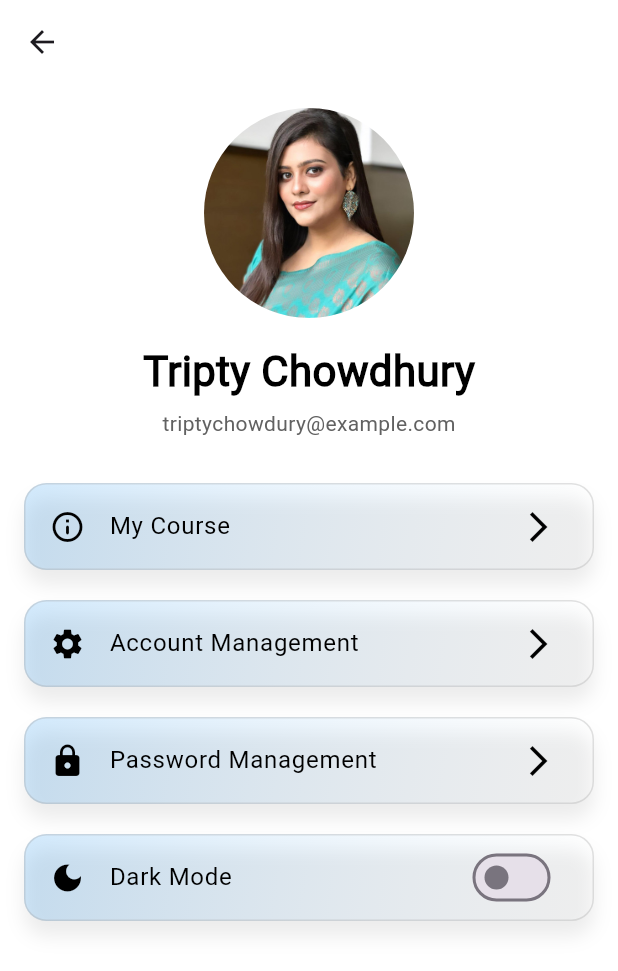
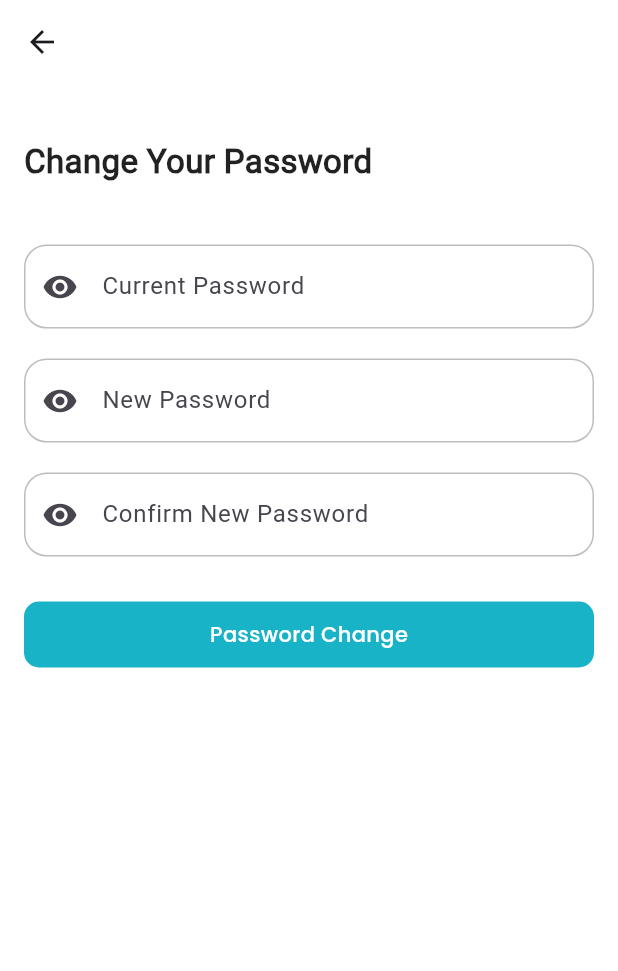
Before and after one commit to alazad214/learning_management, a Flutter app: the ProfileScreen screen opened directly, after a tap on "Password Management", on a phone screen of 412 x 824 dp. Shown: the top 971 px of the screen. Run offline on Flutter 3.47's test engine with Material 3 defaults, Android fonts, the phone set to English and light mode, and no system bars; our stand-ins replace another_carousel_pro, chewie, connectivity_plus, flutter_rating_bar, fluttertoast, get and 6 more; accounts and stored records are empty.

Commit message:
password management screen added and others code modified

```diff
--- a/lib/utils/app_config.dart
+++ b/lib/utils/app_config.dart
@@ -1,4 +1,5 @@
 class AppConfig {
   ///APP NAME
   static const String name = "Shikhoniq";
+  static const String appImage = 'assets/logo/tripti.jpg';
 }
--- a/lib/views/course/widgets/live_course_card.dart
+++ b/lib/views/course/widgets/live_course_card.dart
@@ -4,8 +4,6 @@ import 'package:get/get.dart';
 import '../views/live_course_details.dart';
 import 'course_card.dart';
 import 'course_utils.dart';
-
-
 
 class LiveCourseCard extends StatelessWidget {
   const LiveCourseCard({
--- /dev/null
+++ b/lib/views/profile/views/password_management_screen.dart
@@ -0,0 +1,127 @@
+import 'package:flutter/material.dart';
+import 'package:get/get.dart';
+
+import '../../../widgets/app_button.dart';
+import '../widgets/build_textfield.dart';
+
+class PasswordManagementScreen extends StatelessWidget {
+  final TextEditingController currentPasswordController =
+      TextEditingController();
+  final TextEditingController newPasswordController = TextEditingController();
+  final TextEditingController confirmPasswordController =
+      TextEditingController();
+
+  @override
+  Widget build(BuildContext context) {
+    return Scaffold(
+      appBar: AppBar(
+        backgroundColor: Colors.transparent,
+      ),
+      backgroundColor: Colors.white,
+      body: Padding(
+        padding: const EdgeInsets.all(16.0),
+        child: SingleChildScrollView(
+          child: Column(
+            crossAxisAlignment: CrossAxisAlignment.start,
+            children: [
+              SizedBox(height: 20),
+              Text(
+                'Change Your Password',
+                style: TextStyle(
+                  fontSize: 22,
+                  fontWeight: FontWeight.bold,
+                  color: Colors.black87,
+                ),
+              ),
+              SizedBox(height: 20),
+
+              SizedBox(height: 20),
+              // Email Field
+              buildTextField(
+                hintText: 'Current Password',
+                prefixIcon: Icon(Icons.remove_red_eye),
+                initialValue: '',
+                onChanged: (String) {},
+              ),
+              SizedBox(height: 20),
+              // Phone Field
+              buildTextField(
+                hintText: 'New Password',
+                prefixIcon: Icon(Icons.remove_red_eye),
+                initialValue: '',
+                onChanged: (String) {},
+              ),
+              SizedBox(height: 20),
+              // Bio Field
+              buildTextField(
+                hintText: 'Confirm New Password',
+                prefixIcon: Icon(Icons.remove_red_eye),
+                initialValue: '',
+                onChanged: (String) {},
+              ),
+              SizedBox(height: 30),
+              AppButton(
+                text: 'Password Change',
+                onTap: () {
+                  Get.back();
+                },
+              ),
+            ],
+          ),
+        ),
+      ),
+    );
+  }
+
+  Widget _buildTextField({
+    required String label,
+    required TextEditingController controller,
+    bool obscureText = false,
+  }) {
+    return TextField(
+      controller: controller,
+      obscureText: obscureText,
+      decoration: InputDecoration(
+        labelText: label,
+        labelStyle: TextStyle(color: Colors.grey[800]),
+        filled: true,
+        fillColor: Colors.white.withOpacity(0.5),
+        enabledBorder: OutlineInputBorder(
+          borderRadius: BorderRadius.circular(15),
+          borderSide: BorderSide(color: Colors.black.withOpacity(0.2)),
+        ),
+        focusedBorder: OutlineInputBorder(
+          borderRadius: BorderRadius.circular(15),
+          borderSide: BorderSide(color: Colors.blueAccent, width: 2),
+        ),
+      ),
+      style: TextStyle(color: Colors.black),
+    );
+  }
+
+  void _handlePasswordChange() {
+    // Handle password change logic here
+    // For example, validate the passwords and then perform the change
+    String currentPassword = currentPasswordController.text;
+    String newPassword = newPasswordController.text;
+    String confirmPassword = confirmPasswordController.text;
+
+    if (newPassword == confirmPassword) {
+      // Proceed with the password change
+      Get.snackbar(
+        'Success',
+        'Your password has been changed successfully!',
+        backgroundColor: Colors.green,
+        colorText: Colors.white,
+      );
+    } else {
+      // Show an error if passwords don't match
+      Get.snackbar(
+        'Error',
+        'New passwords do not match.',
+        backgroundColor: Colors.red,
+        colorText: Colors.white,
+      );
+    }
+  }
+}
--- a/lib/views/profile/views/profile_screen.dart
+++ b/lib/views/profile/views/profile_screen.dart
@@ -1,6 +1,8 @@
 import 'package:flutter/material.dart';
 import 'package:get/get.dart';
+import 'package:learning_management/views/profile/views/password_management_screen.dart';
 import '../../../business logic/controllers/profile_controller.dart';
+import '../../../utils/app_config.dart';
 import '../widgets/profile_card.dart';
 
 class ProfileScreen extends StatelessWidget {
@@ -22,7 +24,7 @@ class ProfileScreen extends StatelessWidget {
               children: [
                 CircleAvatar(
                   radius: 70,
-                  backgroundImage: AssetImage('assets/logo/tripti.jpg'),
+                  backgroundImage: AssetImage(AppConfig.appImage),
                   backgroundColor: Colors.transparent,
                 ),
                 SizedBox(height: 15),
@@ -51,7 +53,9 @@ class ProfileScreen extends StatelessWidget {
                 ProfileCard(
                   title: 'Password Management',
                   icon: Icons.lock,
-                  onTap: () {},
+                  onTap: () {
+                    Get.to(() => PasswordManagementScreen());
+                  },
                 ),
                 ProfileCard(
                   title: 'Dark Mode',
--- a/lib/views/profile/widgets/build_textfield.dart
+++ b/lib/views/profile/widgets/build_textfield.dart
@@ -1,7 +1,9 @@
 import 'package:flutter/material.dart';
 
 Widget buildTextField({
-  required String label,
+  required String hintText,
+  final prefixIcon,
+  final readOnly,
   required String initialValue,
   required Function(String) onChanged,
   int maxLines = 1,
@@ -9,8 +11,10 @@ Widget buildTextField({
   return TextField(
     maxLines: maxLines,
     controller: TextEditingController(text: initialValue),
+    readOnly: readOnly??false,
     decoration: InputDecoration(
-      labelText: label,
+      hintText: hintText,
+      prefixIcon: prefixIcon,
       labelStyle: TextStyle(color: Colors.grey[800]),
       filled: true,
       fillColor: Colors.white,
--- a/lib/widgets/custom_appbar.dart
+++ b/lib/widgets/custom_appbar.dart
@@ -5,9 +5,9 @@ import 'package:learning_management/utils/colors.dart';
 import 'package:learning_management/widgets/text1.dart';
 import 'package:learning_management/widgets/text2.dart';
 
+import '../utils/app_config.dart';
 import '../views/notification/notification_page.dart';
 import '../views/profile/views/profile_screen.dart';
-
 
 class CustomAppBar extends StatelessWidget implements PreferredSizeWidget {
   const CustomAppBar({super.key});
@@ -28,7 +28,7 @@ class CustomAppBar extends StatelessWidget implements PreferredSizeWidget {
           children: [
             InkWell(
               onTap: () {
-                Get.to(() =>  ProfileScreen());
+                Get.to(() => ProfileScreen());
               },
               child: Container(
                   height: 45,
@@ -38,7 +38,7 @@ class CustomAppBar extends StatelessWidget implements PreferredSizeWidget {
                       color: Colors.blueAccent.withOpacity(0.2),
                       shape: BoxShape.circle),
                   child: Image.asset(
-                    AppImage.mypic,
+                    AppConfig.appImage,
                     fit: BoxFit.cover,
                   )),
             ),
```
Also changed, not shown: lib/views/profile/views/edit_profile_screen.dart (+10 -5 lines), lib/widgets/small_button.dart (+10 -24 lines).
